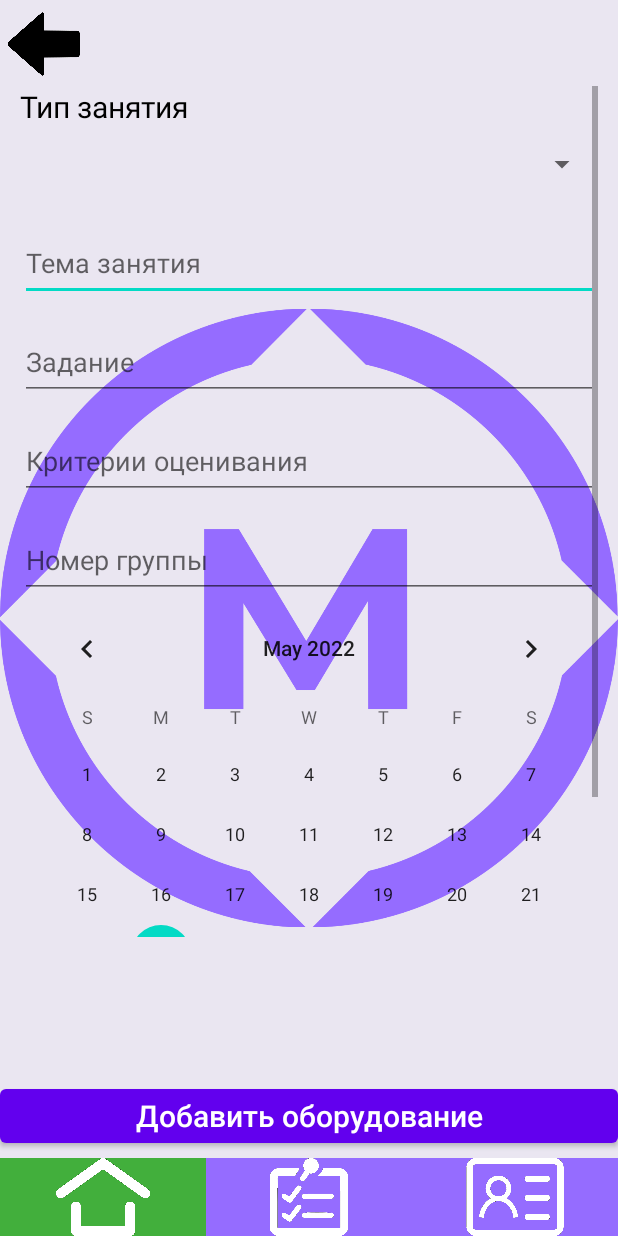
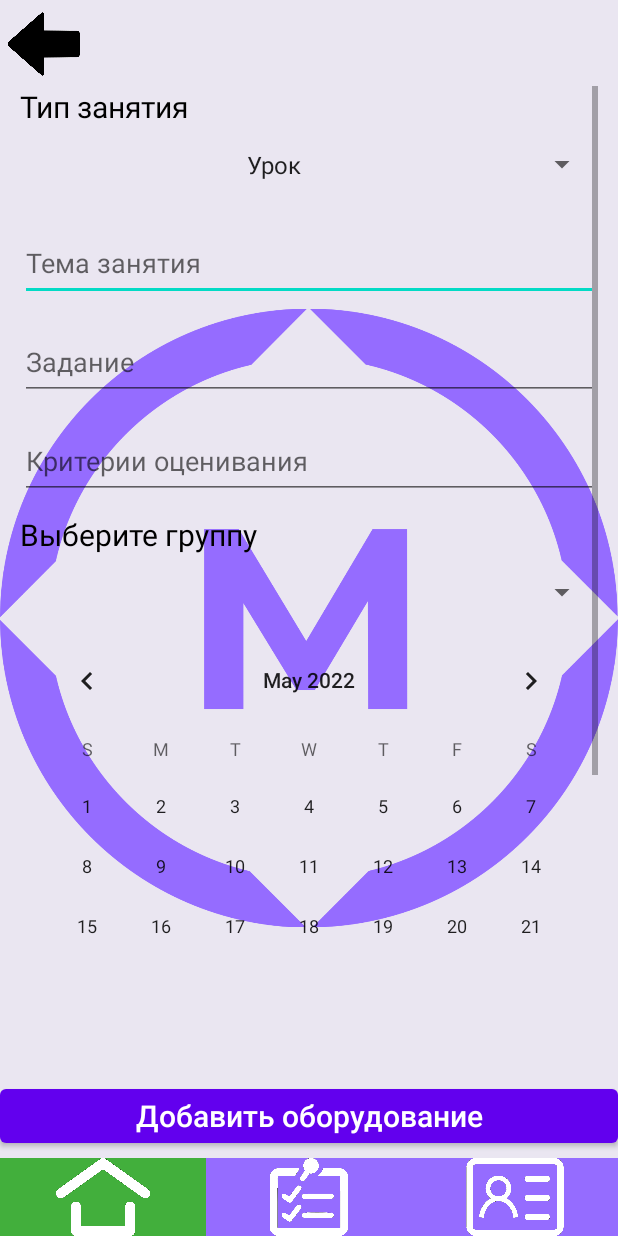
Before and after one commit to MrSchweppes1/testDiplom, an Android app: the AddEvent screen opened directly, with no data from a screen before it, on a phone screen of 412 x 824 dp. Run offline under Robolectric (Android 15) with nearby library versions, the phone set to English and light mode, and no system bars.

Commit message:
бд в процессе4

```diff
--- a/app/src/main/java/com/example/testdiplom/db/MyDbNameClass.kt
+++ b/app/src/main/java/com/example/testdiplom/db/MyDbNameClass.kt
@@ -4,7 +4,7 @@ import android.provider.BaseColumns
 import android.provider.BaseColumns._ID
 
 object MyDbNameClass{
-    const val DATABASE_VERSION = 4
+    const val DATABASE_VERSION = 6
     const val DATABASE_NAME = "AccountingOfWorkshops.db"
 
     object MyDbGroups {
--- a/app/src/main/res/layout/activity_add_event.xml
+++ b/app/src/main/res/layout/activity_add_event.xml
@@ -56,10 +56,12 @@
             <Spinner
                 android:id="@+id/spinner2"
                 android:layout_width="match_parent"
-                android:layout_height="50dp" />
+                android:layout_height="50dp"
+                android:textAlignment="center"
+                android:entries="@array/LessonType"/>
 
             <EditText
-                android:id="@+id/groupname"
+                android:id="@+id/topicLesson"
                 android:layout_width="match_parent"
                 android:layout_height="50dp"
                 android:layout_marginTop="16dp"
@@ -77,7 +79,7 @@
                 android:inputType="textPersonName" />
 
             <EditText
-                android:id="@+id/editTextTextPersonName4"
+                android:id="@+id/criteria"
                 android:layout_width="match_parent"
                 android:layout_height="50dp"
                 android:layout_marginTop="16dp"
@@ -85,14 +87,21 @@
                 android:hint="Критерии оценивания"
                 android:inputType="textPersonName" />
 
-            <EditText
-                android:id="@+id/name"
+            <TextView
+                android:id="@+id/textView4"
+                android:layout_width="match_parent"
+                android:layout_height="wrap_content"
+                android:layout_marginTop="10dp"
+                android:text="Выберите группу"
+                android:textColor="@color/black"
+                android:textSize="20dp" />
+
+            <Spinner
+                android:id="@+id/groupName"
                 android:layout_width="match_parent"
                 android:layout_height="50dp"
-                android:layout_marginTop="16dp"
-                android:ems="10"
-                android:hint="Номер группы"
-                android:inputType="textPersonName" />
+                android:spinnerMode="dropdown"
+                tools:ignore="SpeakableTextPresentCheck" />
 
             <CalendarView
                 android:id="@+id/calendarView"
--- a/app/src/main/res/layout/activity_home_page.xml
+++ b/app/src/main/res/layout/activity_home_page.xml
@@ -33,6 +33,8 @@
 
     <Spinner
         android:id="@+id/spinner"
+        android:entries="@array/Workshops"
+        android:textAlignment="center"
         android:layout_width="match_parent"
         android:layout_height="50dp"
         android:layout_marginTop="20dp"
--- a/app/src/main/res/values/strings.xml
+++ b/app/src/main/res/values/strings.xml
@@ -7,6 +7,19 @@
     <string name="next">Next</string>
     <string name="previous">Previous</string>
 
+    <string-array name="LessonType">
+        <item>Урок</item>
+        <item>Не урок</item>
+    </string-array>
+
+    <string-array name="Workshops">
+        <item>Преподавание в младших классах</item>
+        <item>Преподавание музыки в школе</item>
+        <item>Дошкольное воспитание</item>
+        <item>Социальная работа</item>
+        <item>Медицинский и социальный уход</item>
+    </string-array>
+
     <string name="hello_first_fragment">Hello first fragment</string>
     <string name="hello_second_fragment">Hello second fragment. Arg: %1$s</string>
 </resources>
```
Also changed, not shown: app/src/main/java/com/example/testdiplom/NewEquipment.kt (+0 -7 lines).
